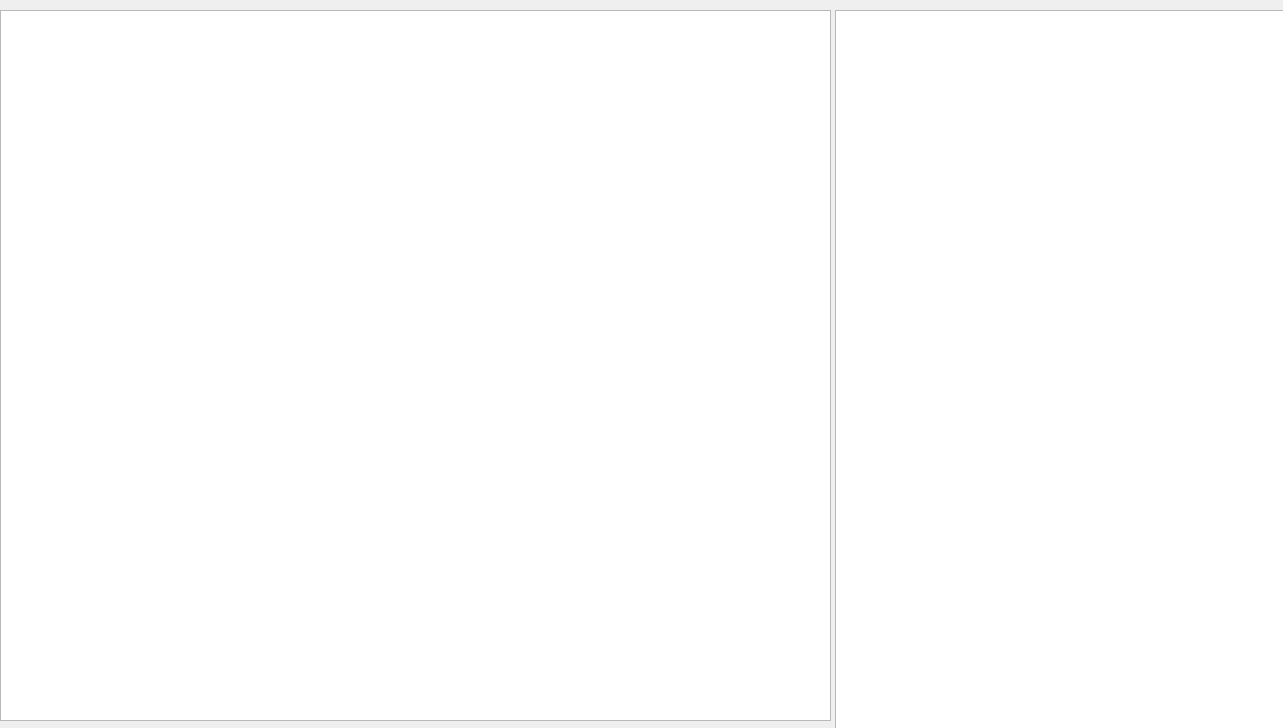
This is InforDialog.ui in joshuazwf/EX1A as Qt 5 draws it before an edit. The edited form follows.
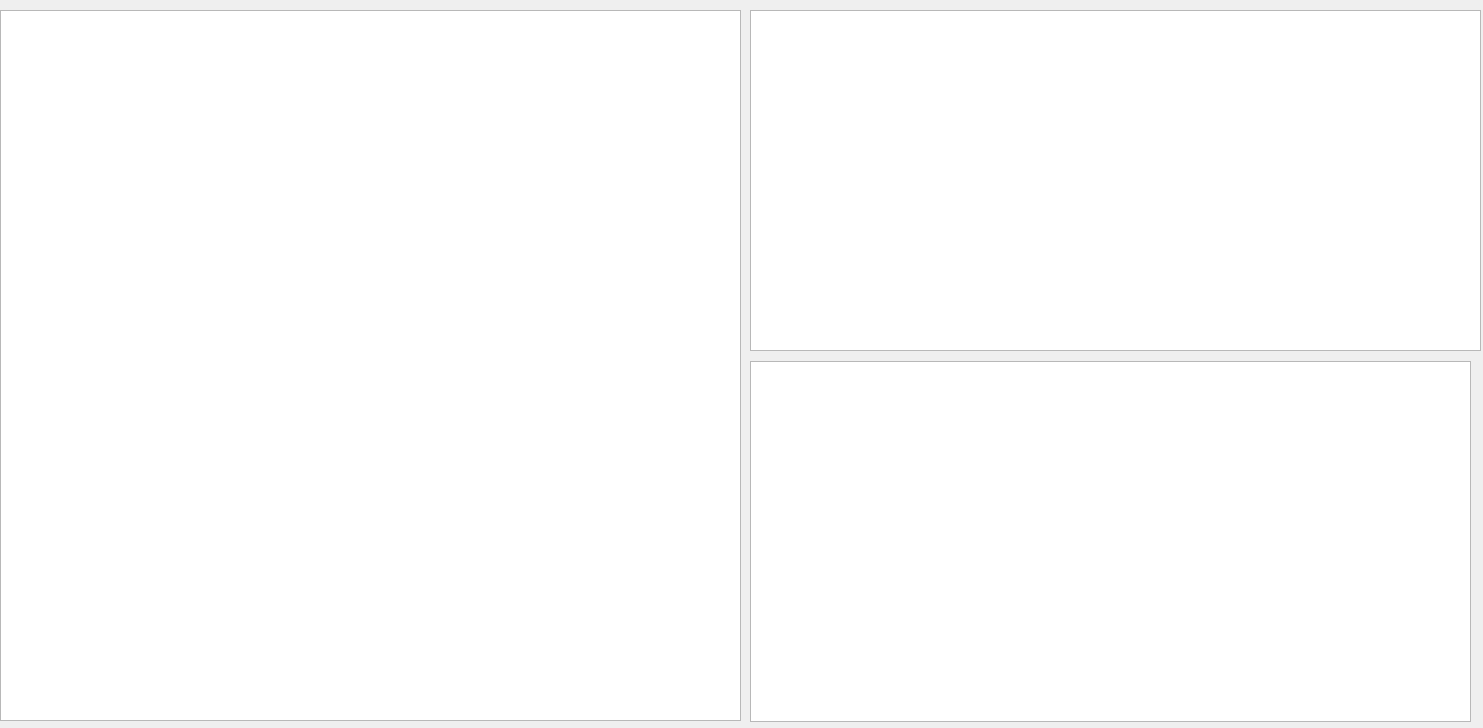
This is the edited form.

```diff
--- a/InforDialog.ui
+++ b/InforDialog.ui
@@ -6,7 +6,7 @@
    <rect>
     <x>0</x>
     <y>0</y>
-    <width>1283</width>
+    <width>1483</width>
     <height>728</height>
    </rect>
   </property>
@@ -18,7 +18,7 @@
     <rect>
      <x>0</x>
      <y>10</y>
-     <width>831</width>
+     <width>741</width>
      <height>711</height>
     </rect>
    </property>
@@ -33,10 +33,27 @@
   <widget class="QTextBrowser" name="textBrowser_2">
    <property name="geometry">
     <rect>
-     <x>835</x>
+     <x>750</x>
      <y>10</y>
-     <width>451</width>
-     <height>721</height>
+     <width>731</width>
+     <height>341</height>
+    </rect>
+   </property>
+   <property name="font">
+    <font>
+     <family>Times New Roman</family>
+     <pointsize>11</pointsize>
+     <bold>true</bold>
+    </font>
+   </property>
+  </widget>
+  <widget class="QTextBrowser" name="textBrowser_3">
+   <property name="geometry">
+    <rect>
+     <x>750</x>
+     <y>361</y>
+     <width>721</width>
+     <height>361</height>
     </rect>
    </property>
    <property name="font">
```
